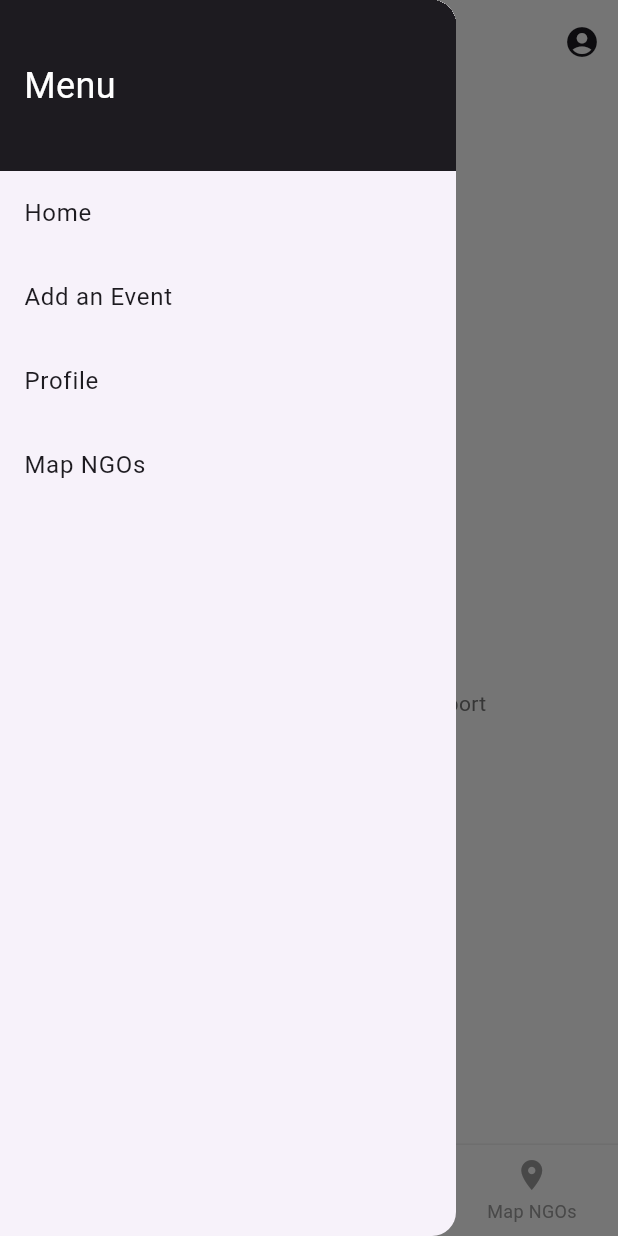
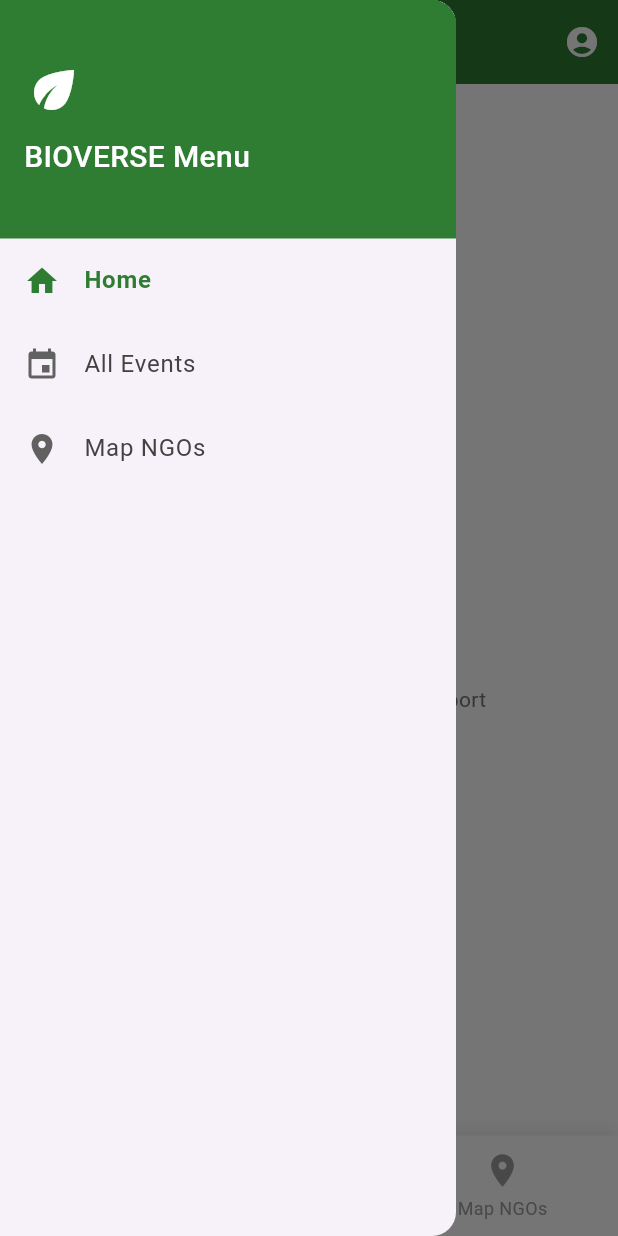
Before and after one commit to ganeswar-velvadapu/env, a Flutter app: the Layout screen opened by its route, with the side drawer open, on a phone screen of 412 x 824 dp. Run offline on Flutter 3.47's test engine with Material 3 defaults, Android fonts, the light colour scheme and no system bars; drawn by our look-alikes of flutter_animate; our stand-ins replace dio, flutter_dotenv, flutter_secure_storage, geocoding, geolocator, go_router; accounts and stored records are empty; network calls fail.

Commit message:
changed layout styling

```diff
--- a/frontend/lib/layout.dart
+++ b/frontend/lib/layout.dart
@@ -1,9 +1,15 @@
 import 'package:flutter/material.dart';
+import 'package:frontend/models/user.dart';
+import 'package:frontend/screens/add_a_event.dart';
 import 'package:frontend/screens/add_a_report.dart';
+import 'package:frontend/screens/all_events.dart';
 import 'package:frontend/screens/home_screen.dart';
 import 'package:frontend/screens/map_ngos.dart';
+import 'package:frontend/screens/my_events.dart';
 import 'package:frontend/screens/profile_screen.dart';
-import 'package:flutter_secure_storage/flutter_secure_storage.dart';
+import 'package:frontend/providers/auth_provider.dart';
+import 'package:go_router/go_router.dart';
+import 'package:provider/provider.dart';
 
 class Layout extends StatefulWidget {
   const Layout({super.key});
@@ -13,173 +19,344 @@ class Layout extends StatefulWidget {
 }
 
 class _LayoutState extends State<Layout> {
-  int _currentIndex = 0;
-  bool _hasValidToken = false;
-  final FlutterSecureStorage storage = FlutterSecureStorage();
+  int _currentNavIndex = 0;
+  int _currentDrawerIndex = 0;
 
-  List<Widget> _screens = [];
+  List<Widget> _navScreens = [];
+  List<Widget> _drawerScreens = [];
+
+  Widget? _activeScreen;
+
+  bool _isInitialized = false;
+
+  // Green color palette for NGO app
+  final primaryGreen = const Color(0xFF2E7D32); // Dark green
+  final secondaryGreen = const Color(0xFF4CAF50); // Medium green
+  final lightGreen = const Color(0xFF8BC34A); // Light green
+  final accentGreen = const Color(0xFF00C853); // Bright green
 
   @override
   void initState() {
     super.initState();
-    _checkForValidToken();
+
+    _navScreens = [const HomeScreen()];
+    _activeScreen = _navScreens[0];
   }
-  Future<void> _checkForValidToken() async {
-    final token = await storage.read(key: 'token');
-    if (token != null && token.isNotEmpty) {
+
+  @override
+  void didChangeDependencies() {
+    super.didChangeDependencies();
+    _setupScreens();
+  }
+
+  void _setupScreens() {
+    final authProvider = context.read<AuthProvider>();
+    final isAuthenticated = authProvider.isAuthenticated;
+    final isNGO = authProvider.user?.userType == UserType.ngo;
+
     setState(() {
-        _hasValidToken = true;
-        _screens = const [
-          HomeScreen(),
-          AddReportScreen(),
-          ProfileScreen(),
-          MapNGOs(),
+      if (isAuthenticated) {
+        _navScreens = [
+          const HomeScreen(),
+          const AddReportScreen(),
+          const ProfileScreen(),
+          const MapNGOs(),
         ];
-      });
+
+        // Default drawer screens for all authenticated users
+        _drawerScreens = [
+          const HomeScreen(),
+          const AllEventsScreen(),
+          const MapNGOs(),
+        ];
+
+        // Add NGO-specific screens if the user is an NGO
+        if (isNGO) {
+          _drawerScreens.insertAll(2, [
+            AddEventScreen(),
+            MyEvents(),
+          ]);
+        }
       } else {
-      setState(() {
-        _hasValidToken = false;
-        _screens = const [
-          HomeScreen(),
-          ProfileScreen(),
-          MapNGOs(),
+        _navScreens = [
+          const HomeScreen(),
+          const ProfileScreen(),
+          const MapNGOs(),
         ];
+
+        _drawerScreens = [
+          const HomeScreen(),
+          const AllEventsScreen(),
+          const MapNGOs(),
+        ];
+      }
+
+      if (_activeScreen != null && _navScreens.contains(_activeScreen)) {
+        _currentNavIndex = _navScreens.indexOf(_activeScreen!);
+      } else {
+        _activeScreen = _navScreens[0];
+        _currentNavIndex = 0;
+      }
+
+      _isInitialized = true;
     });
   }
-  }
 
-  void _onItemTapped(int index) {
+  void _onNavItemTapped(int index) {
     setState(() {
-      _currentIndex = index;
+      _currentNavIndex = index;
+      _activeScreen = _navScreens[index];
     });
   }
 
   void _onDrawerItemTapped(int index) {
+    setState(() {
+      _currentDrawerIndex = index;
+      _activeScreen = _drawerScreens[index];
+
+      if (_navScreens.contains(_activeScreen)) {
+        _currentNavIndex = _navScreens.indexOf(_activeScreen!);
+      }
+    });
     Navigator.of(context).pop();
-    _onItemTapped(index);
   }
 
   @override
   Widget build(BuildContext context) {
-    final theme = Theme.of(context);
+    final authProvider = context.watch<AuthProvider>();
+    final isAuthenticated = authProvider.isAuthenticated;
+    final isNGO = authProvider.user?.userType == UserType.ngo;
+
+    if (_isInitialized &&
+        ((isAuthenticated && _navScreens.length == 3) ||
+            (!isAuthenticated && _navScreens.length == 4))) {
+      WidgetsBinding.instance.addPostFrameCallback((_) {
+        _setupScreens();
+      });
+    }
+
+    if (!_isInitialized) {
+      return Scaffold(
+        body: Center(
+          child: CircularProgressIndicator(
+            color: primaryGreen,
+          )
+        )
+      );
+    }
 
     return Scaffold(
       backgroundColor: Colors.white,
       appBar: AppBar(
-        backgroundColor: Colors.white,
+        backgroundColor: primaryGreen,
         centerTitle: true,
         elevation: 0,
-        title: Text(
+        title: const Text(
           "BIOVERSE",
           style: TextStyle(
-            color: theme.colorScheme.onSurface,
+            color: Colors.white,
             fontWeight: FontWeight.w500,
+            letterSpacing: 1.2,
           ),
         ),
-        iconTheme: IconThemeData(
-          color: theme.colorScheme.onSurface,
-        ),
+        iconTheme: const IconThemeData(color: Colors.white),
         actions: [
           IconButton(
             icon: const Icon(Icons.account_circle),
-            onPressed: () => _onItemTapped(2),
+            onPressed: () {
+              final profileIndex = isAuthenticated ? 2 : 1;
+              setState(() {
+                _currentNavIndex = profileIndex;
+                _activeScreen = _navScreens[profileIndex];
+              });
+            },
           ),
         ],
       ),
-      drawer: Drawer(
+      drawer: _buildDrawer(isAuthenticated, isNGO),
+      body: _activeScreen,
+      bottomNavigationBar: _buildBottomNavBar(isAuthenticated),
+    );
+  }
+
+  Widget _buildDrawer(bool isAuthenticated, bool isNGO) {
+    return Drawer(
       child: Column(
         children: [
           Container(
             width: double.infinity,
-              color: theme.colorScheme.onSurface,
+            color: primaryGreen,
             padding: const EdgeInsets.symmetric(vertical: 40, horizontal: 16),
-              child: const Text(
-                'Menu',
-                style: TextStyle(color: Colors.white, fontSize: 24),
+            child: Column(
+              crossAxisAlignment: CrossAxisAlignment.start,
+              children: [
+                const Icon(
+                  Icons.eco,
+                  color: Colors.white,
+                  size: 40,
+                ),
+                const SizedBox(height: 10),
+                Text(
+                  isAuthenticated
+                      ? 'Welcome, ${context.read<AuthProvider>().user?.email ?? "User"}'
+                      : 'BIOVERSE Menu',
+                  style: const TextStyle(
+                    color: Colors.white,
+                    fontSize: 20,
+                    fontWeight: FontWeight.w500,
                   ),
                 ),
-            ListTile(
-              title: Text(
-                'Home',
-                style: TextStyle(color: theme.colorScheme.onSurface),
+                if (isNGO)
+                  Container(
+                    margin: const EdgeInsets.only(top: 8),
+                    padding: const EdgeInsets.symmetric(horizontal: 8, vertical: 4),
+                    decoration: BoxDecoration(
+                      color: accentGreen,
+                      borderRadius: BorderRadius.circular(16),
                     ),
-              onTap: () => _onDrawerItemTapped(0),
+                    child: const Text(
+                      'NGO Account',
+                      style: TextStyle(
+                        color: Colors.white,
+                        fontSize: 12,
+                        fontWeight: FontWeight.bold,
                       ),
-            if (_hasValidToken)
-              ListTile(
-                title: Text(
-                  'Add an Event',
-                  style: TextStyle(color: theme.colorScheme.onSurface),
                     ),
-                onTap: () => _onDrawerItemTapped(1),
-              ),
-            ListTile(
-              title: Text(
-                'Profile',
-                style: TextStyle(color: theme.colorScheme.onSurface),
-              ),
-              onTap: () => _onDrawerItemTapped(_hasValidToken ? 2 : 1),
-            ),
-            ListTile(
-              title: Text(
-                'Map NGOs',
-                style: TextStyle(color: theme.colorScheme.onSurface),
-              ),
-              onTap: () => _onDrawerItemTapped(_hasValidToken ? 3 : 2),
                   ),
               ],
             ),
           ),
-      body: _screens.isEmpty
-        ? Center(child: CircularProgressIndicator())  // Show loading indicator until the token check is done
-        : _screens[_currentIndex],  // Display selected screen based on the current index
-      bottomNavigationBar: Container(
-        decoration: const BoxDecoration(
-          color: Colors.white,
-          border: Border(
-            top: BorderSide(color: Colors.black12, width: 0.5),
+          // Home
+          _buildDrawerItem(
+            icon: Icons.home,
+            title: 'Home',
+            index: 0,
+          ),
+
+          _buildDrawerItem(
+            icon: Icons.event,
+            title: 'All Events',
+            index: 1,
+          ),
+
+          // NGO-specific menu items
+          if (isAuthenticated && isNGO) ...[
+            _buildDrawerItem(
+              icon: Icons.add_box,
+              title: 'Add an Event',
+              index: 2,
+            ),
+            _buildDrawerItem(
+              icon: Icons.event_note,
+              title: 'My Events',
+              index: 3,
+            ),
+          ],
+
+          _buildDrawerItem(
+            icon: Icons.location_on,
+            title: 'Map NGOs',
+            index: isAuthenticated && isNGO ? 4 : 2,
+          ),
+          const Spacer(),
+          if (isAuthenticated)
+            ListTile(
+              leading: const Icon(Icons.logout, color: Colors.red),
+              title: const Text('Logout', style: TextStyle(color: Colors.red)),
+              onTap: () async {
+                await storage.delete(key: 'token');
+                context.read<AuthProvider>().setUser(null);
+                context.go('/login');
+              },
+            ),
+          const SizedBox(height: 20),
+        ],
+      ),
+    );
+  }
+
+  Widget _buildDrawerItem({
+    required IconData icon,
+    required String title,
+    required int index,
+  }) {
+    final isSelected = _currentDrawerIndex == index;
+
+    return ListTile(
+      leading: Icon(
+        icon,
+        color: isSelected ? primaryGreen : Colors.grey[700],
+      ),
+      title: Text(
+        title,
+        style: TextStyle(
+          color: isSelected ? primaryGreen : Colors.grey[800],
+          fontWeight: isSelected ? FontWeight.bold : FontWeight.normal,
         ),
       ),
+      onTap: () => _onDrawerItemTapped(index),
+    );
+  }
+
+  Widget _buildBottomNavBar(bool isAuthenticated) {
+    return Container(
+      decoration: BoxDecoration(
+        color: Colors.white,
+        boxShadow: [
+          BoxShadow(
+            color: Colors.black.withOpacity(0.1),
+            blurRadius: 10,
+            offset: const Offset(0, -1),
+          ),
+        ],
+      ),
       child: Padding(
-          padding: const EdgeInsets.symmetric(vertical: 8),
+        padding: const EdgeInsets.symmetric(vertical: 10),
         child: Row(
           mainAxisAlignment: MainAxisAlignment.spaceAround,
           children: [
+            // Home
             _buildNavItem(0, Icons.home, 'Home'),
-              if (_hasValidToken) // Show Add Report only if the token is valid
-                _buildNavItem(1, Icons.add, 'Add Report'),
-              _buildNavItem(2, Icons.person, 'Profile'),
-              _buildNavItem(3, Icons.location_on, 'Map NGOs'),
+
+            // Add Report (only if authenticated)
+            if (isAuthenticated)
+              _buildNavItem(1, Icons.assignment, 'Add Report'),
+
+            // Profile
+            _buildNavItem(isAuthenticated ? 2 : 1, Icons.person, 'Profile'),
+
+            // Map NGOs
+            _buildNavItem(
+              isAuthenticated ? 3 : 2,
+              Icons.location_on,
+              'Map NGOs',
+            ),
           ],
-          ),
         ),
       ),
     );
   }
 
   Widget _buildNavItem(int index, IconData icon, String label) {
-    final theme = Theme.of(context);
-    final isSelected = _currentIndex == index;
+    final isSelected = _currentNavIndex == index;
 
     return GestureDetector(
-      onTap: () => _onItemTapped(index),
+      onTap: () => _onNavItemTapped(index),
       child: Column(
         mainAxisSize: MainAxisSize.min,
         children: [
           Icon(
             icon,
-            color: isSelected
-                ? theme.colorScheme.onSurface
-                : Colors.grey,
+            color: isSelected ? primaryGreen : Colors.grey,
+            size: 26,
           ),
           const SizedBox(height: 4),
           Text(
             label,
             style: TextStyle(
               fontSize: 12,
-              color: isSelected
-                  ? theme.colorScheme.onSurface
-                  : Colors.grey,
+              fontWeight: isSelected ? FontWeight.bold : FontWeight.normal,
+              color: isSelected ? primaryGreen : Colors.grey,
             ),
           ),
         ],
```
Lines whose indentation alone changed are shown as unchanged.
